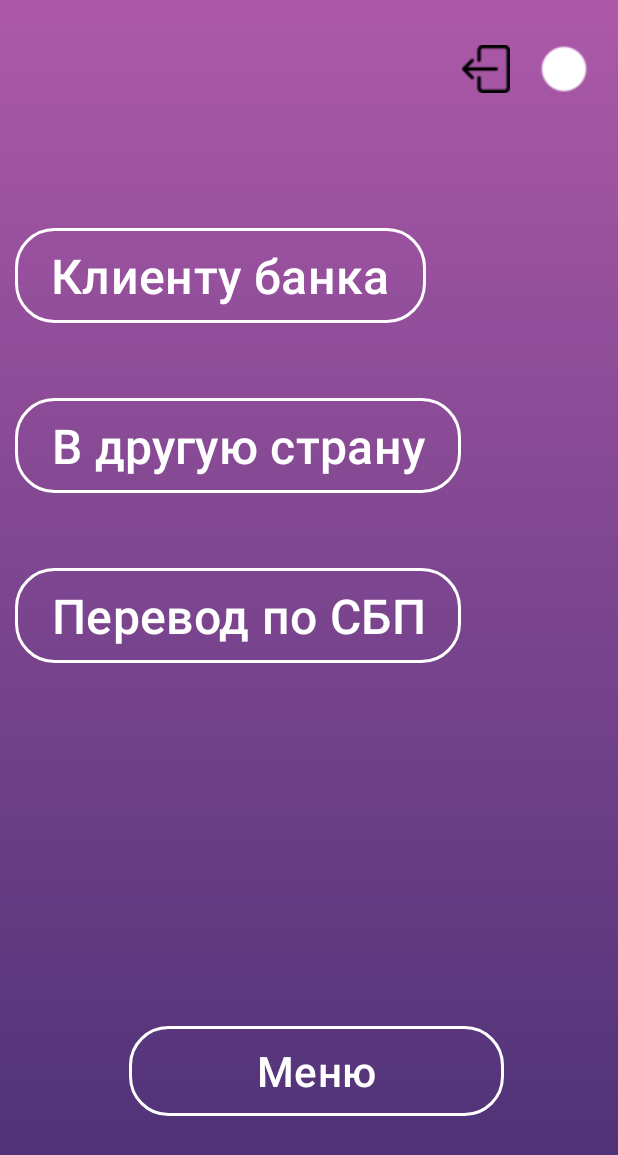
After one commit to Ratsarmag/MobileBank, an Android app: the RemittanceActivity screen opened directly, with no data from a screen before it, on a phone screen of 412 x 824 dp. The commit adds this screen. Shown: the top 1155 px of the screen. Run offline under Robolectric (Android 15) with nearby library versions, the phone set to English and light mode, and no system bars.

Commit message:
Add activity_remittance

```diff
--- a/app/src/main/AndroidManifest.xml
+++ b/app/src/main/AndroidManifest.xml
@@ -13,6 +13,9 @@
         android:theme="@style/Theme.Mobilebank_"
         tools:targetApi="31">
         <activity
+            android:name=".RemittanceActivity"
+            android:exported="false" />
+        <activity
             android:name=".ProfileActivity"
             android:exported="false" />
         <activity
@@ -26,7 +29,7 @@
         </activity>
         <activity
             android:name=".MainActivity"
-            android:exported="false"></activity>
+            android:exported="false" />
     </application>
 
 </manifest>
--- a/app/src/main/java/com/example/mobilebank_/MainActivity.java
+++ b/app/src/main/java/com/example/mobilebank_/MainActivity.java
@@ -22,4 +22,8 @@ public class MainActivity extends AppCompatActivity {
         Intent profile = new Intent(this, ProfileActivity.class);
         startActivity(profile);
     }
+    public void remittanceClick(View view){
+        Intent remittance = new Intent(this, RemittanceActivity.class);
+        startActivity(remittance);
+    }
 }
--- /dev/null
+++ b/app/src/main/java/com/example/mobilebank_/RemittanceActivity.java
@@ -0,0 +1,20 @@
+package com.example.mobilebank_;
+
+import androidx.appcompat.app.AppCompatActivity;
+
+import android.content.Intent;
+import android.os.Bundle;
+import android.view.View;
+
+public class RemittanceActivity extends AppCompatActivity {
+
+    @Override
+    protected void onCreate(Bundle savedInstanceState) {
+        super.onCreate(savedInstanceState);
+        setContentView(R.layout.activity_remittance);
+    }
+    public void menuClick(View view){
+        Intent menu = new Intent(this, MainActivity.class);
+        startActivity(menu);
+    }
+}
--- a/app/src/main/res/layout/activity_main.xml
+++ b/app/src/main/res/layout/activity_main.xml
@@ -78,6 +78,7 @@
         android:layout_height="wrap_content"
         android:text="Перевод"
         android:textSize="40sp"
+        android:onClick="remittanceClick"
         android:background="@drawable/button_bg"
         android:layout_marginLeft="10dp"
         app:backgroundTint="@null"
--- /dev/null
+++ b/app/src/main/res/layout/activity_remittance.xml
@@ -0,0 +1,90 @@
+<?xml version="1.0" encoding="utf-8"?>
+<androidx.constraintlayout.widget.ConstraintLayout xmlns:android="http://schemas.android.com/apk/res/android"
+    xmlns:app="http://schemas.android.com/apk/res-auto"
+    xmlns:tools="http://schemas.android.com/tools"
+    android:layout_width="match_parent"
+    android:layout_height="match_parent"
+    tools:context=".RemittanceActivity"
+    android:background="@drawable/gradient">
+    <ImageButton
+        android:id="@+id/profile"
+        android:layout_width="wrap_content"
+        android:layout_height="wrap_content"
+        android:onClick="profileClick"
+        android:background="@null"
+        android:src="@drawable/profile"
+        android:layout_marginRight="20dp"
+        android:layout_marginTop="30dp"
+        app:layout_constraintTop_toTopOf="parent"
+        app:layout_constraintRight_toRightOf="parent" />
+
+    <ImageButton
+        android:id="@+id/exit"
+        android:layout_width="wrap_content"
+        android:layout_height="wrap_content"
+        android:onClick="exitClick"
+        android:background="@null"
+        android:src="@drawable/exit"
+        android:layout_marginRight="20dp"
+        android:layout_marginTop="30dp"
+        app:layout_constraintTop_toTopOf="parent"
+        app:layout_constraintRight_toLeftOf="@id/profile" />
+
+    <Button
+        android:id="@+id/client"
+        android:layout_width="wrap_content"
+        android:layout_height="wrap_content"
+        android:text="Клиенту банка"
+        android:textSize="32sp"
+        android:background="@drawable/button_bg"
+        android:layout_marginLeft="10dp"
+        android:layout_marginTop="90dp"
+        app:backgroundTint="@null"
+        app:layout_constraintLeft_toLeftOf="parent"
+        app:layout_constraintTop_toBottomOf="@id/profile"
+        />
+    <Button
+        android:id="@+id/country"
+        android:layout_width="wrap_content"
+        android:layout_height="wrap_content"
+        android:text="В другую страну"
+        android:textSize="32sp"
+        android:background="@drawable/button_bg"
+        android:layout_marginLeft="10dp"
+        android:layout_marginTop="50dp"
+        app:backgroundTint="@null"
+        app:layout_constraintLeft_toLeftOf="parent"
+        app:layout_constraintTop_toBottomOf="@id/client"
+        />
+
+    <Button
+        android:id="@+id/sbp"
+        android:layout_width="wrap_content"
+        android:layout_height="wrap_content"
+        android:text="Перевод по СБП"
+        android:textSize="32sp"
+        android:background="@drawable/button_bg"
+        android:layout_marginLeft="10dp"
+        android:layout_marginTop="50dp"
+        app:backgroundTint="@null"
+        app:layout_constraintLeft_toLeftOf="parent"
+        app:layout_constraintTop_toBottomOf="@id/country"
+        />
+
+    <Button
+        android:id="@+id/menu"
+        android:layout_width="250dp"
+        android:layout_height="60dp"
+        android:text="Меню"
+        android:textSize="28sp"
+        android:textAlignment="center"
+        android:background="@drawable/button_bg"
+        android:layout_marginLeft="10dp"
+        android:layout_marginBottom="80dp"
+        android:onClick="menuClick"
+        app:backgroundTint="@null"
+        app:layout_constraintLeft_toLeftOf="parent"
+        app:layout_constraintRight_toRightOf="parent"
+        app:layout_constraintBottom_toBottomOf="parent"
+        />
+</androidx.constraintlayout.widget.ConstraintLayout>
```
